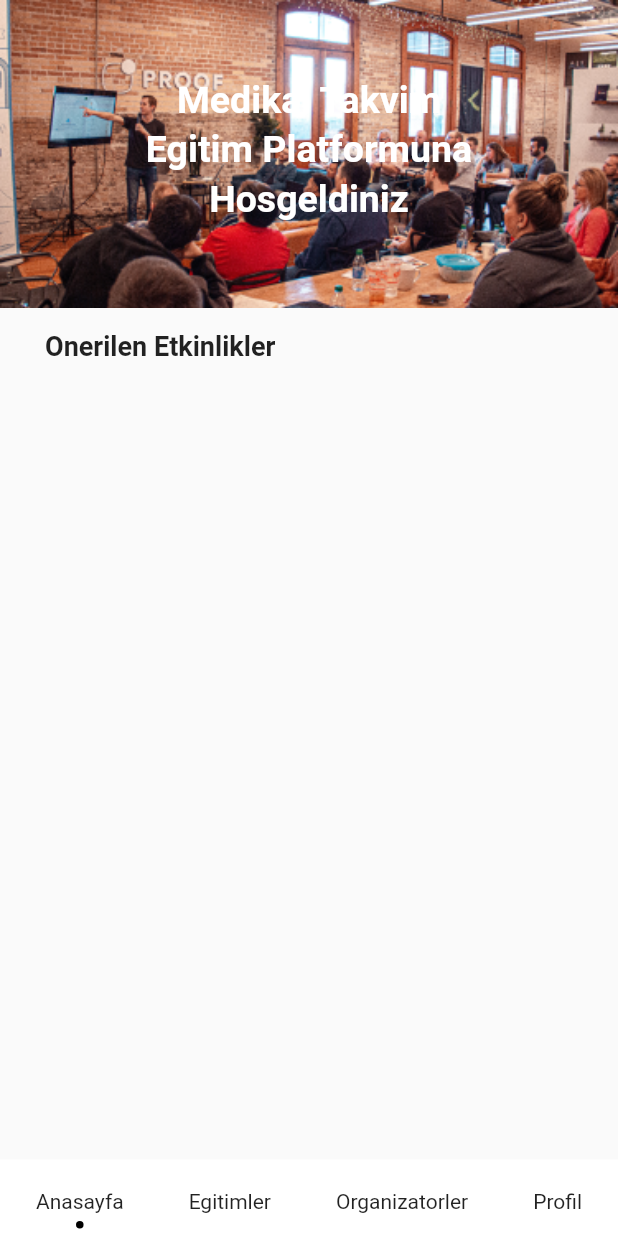
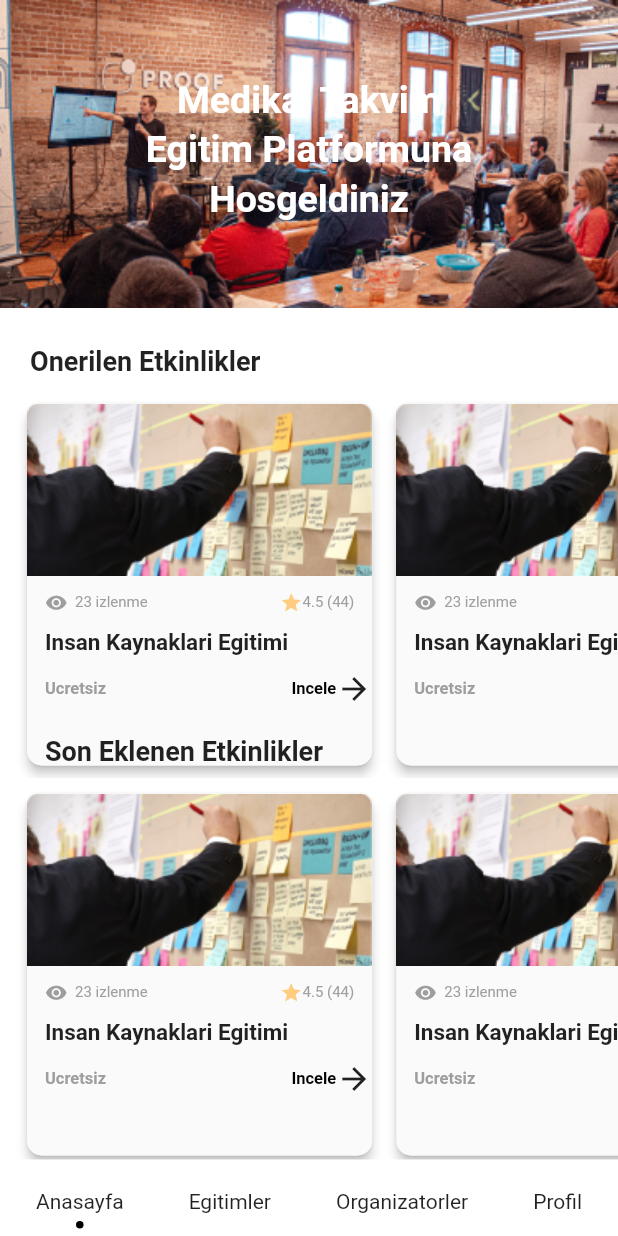
Before and after one commit to burahankrmz/login_register_home, a Flutter app: the Home screen opened directly, on a phone screen of 412 x 824 dp. Run offline on Flutter 3.47's test engine with Material 2 defaults, Android fonts, the phone set to English and light mode, and no system bars; drawn by our look-alikes of dot_navigation_bar.

Commit message:
completed homepage ui

```diff
--- /dev/null
+++ b/medicalcase/lib/core/components/lessoncard.dart
@@ -0,0 +1,122 @@
+import 'package:flutter/material.dart';
+
+class LessonCard extends StatelessWidget {
+  const LessonCard({Key? key}) : super(key: key);
+
+  @override
+  Widget build(BuildContext context) {
+    var width = MediaQuery.of(context).size.width;
+    var height = MediaQuery.of(context).size.height;
+
+    return Padding(
+      padding: const EdgeInsets.all(8.0),
+      child: Material(
+        borderRadius: BorderRadius.circular(10.0),
+        elevation: 3.0,
+        child: Padding(
+          padding: const EdgeInsets.symmetric(vertical: 0),
+          child: Container(
+            decoration: BoxDecoration(
+              //color: yellowColor,
+              borderRadius: BorderRadius.circular(10.0),
+            ),
+            width: width / 1.79,
+            //height: 100.0,
+            child: Column(
+              crossAxisAlignment: CrossAxisAlignment.start,
+              children: [
+                Image.asset(
+                  'assets/images/cardpicture.png',
+                  fit: BoxFit.cover,
+                ),
+                Row(
+                  mainAxisAlignment: MainAxisAlignment.spaceBetween,
+                  children: [
+                    Padding(
+                      padding: const EdgeInsets.only(top: 10.0, left: 12.0),
+                      child: Row(
+                        children: const [
+                          Icon(
+                            Icons.remove_red_eye_rounded,
+                            color: Colors.grey,
+                            size: 15.0,
+                          ),
+                          SizedBox(
+                            width: 5.0,
+                          ),
+                          Text(
+                            '23 izlenme',
+                            style:
+                                TextStyle(fontSize: 10.0, color: Colors.grey),
+                          ),
+                        ],
+                      ),
+                    ),
+                    Padding(
+                      padding: const EdgeInsets.only(top: 10.0, right: 12.0),
+                      child: Row(
+                        children: [
+                          Icon(
+                            Icons.star,
+                            color: Colors.orange.shade200,
+                            size: 15.0,
+                          ),
+                          const Text(
+                            '4.5 (44)',
+                            style:
+                                TextStyle(fontSize: 10.0, color: Colors.grey),
+                          ),
+                        ],
+                      ),
+                    ),
+                  ],
+                ),
+                const Padding(
+                  padding: EdgeInsets.only(top: 10.0, left: 12.0),
+                  child: Text(
+                    'Insan Kaynaklari Egitimi',
+                    style:
+                        TextStyle(fontWeight: FontWeight.bold, fontSize: 15.0),
+                  ),
+                ),
+                Row(
+                  mainAxisAlignment: MainAxisAlignment.spaceBetween,
+                  children: [
+                    const Padding(
+                      padding: EdgeInsets.only(top: 10.0, left: 12.0),
+                      child: Text(
+                        'Ucretsiz',
+                        style: TextStyle(
+                            fontWeight: FontWeight.bold,
+                            fontSize: 11.0,
+                            color: Colors.grey),
+                      ),
+                    ),
+                    GestureDetector(
+                      onTap: () {},
+                      child: Padding(
+                        padding: const EdgeInsets.only(top: 10.0, left: 12.0),
+                        child: Row(
+                          children: const [
+                            Text(
+                              'Incele',
+                              style: TextStyle(
+                                  fontWeight: FontWeight.bold,
+                                  fontSize: 11.0,
+                                  color: Colors.black),
+                            ),
+                            Icon(Icons.arrow_forward)
+                          ],
+                        ),
+                      ),
+                    )
+                  ],
+                )
+              ],
+            ),
+          ),
+        ),
+      ),
+    );
+  }
+}
--- a/medicalcase/lib/main.dart
+++ b/medicalcase/lib/main.dart
@@ -1,6 +1,7 @@
 import 'package:flutter/material.dart';
 import 'package:medicalcase/view/authenticate/login/login.dart';
-import 'package:medicalcase/view/authenticate/register/register.dart';
+
+import 'view/homepage/homepageforusers.dart';
 
 void main() => runApp(MyApp());
 
@@ -13,7 +14,7 @@ class MyApp extends StatelessWidget {
       title: 'Material App',
       debugShowCheckedModeBanner: false,
       home: Scaffold(
-        body: LoginPage(),
+        body: Home(),
       ),
     );
   }
--- a/medicalcase/lib/view/authenticate/login/login.dart
+++ b/medicalcase/lib/view/authenticate/login/login.dart
@@ -68,10 +68,8 @@ class _LoginPageState extends State<LoginPage> {
                           ),
                         ),
                         onPressed: () {
-                          Navigator.push(
-                              context,
-                              MaterialPageRoute(
-                                  builder: (context) => Home()));
+                          Navigator.push(context,
+                              MaterialPageRoute(builder: (context) => Home()));
                         },
                         child: const Text(
                           'Giriş Yap',
@@ -95,6 +93,8 @@ class _LoginPageState extends State<LoginPage> {
                         left: 8.0,
                         top: 140.0,
                       ),
+                      child: Positioned(
+                        bottom: 10.0,
                         child: Row(
                           children: [
                             const Text(
@@ -121,6 +121,7 @@ class _LoginPageState extends State<LoginPage> {
                             ),
                           ],
                         ),
+                      ),
                     )
                   ],
                 ),
--- a/medicalcase/lib/view/authenticate/register/register.dart
+++ b/medicalcase/lib/view/authenticate/register/register.dart
@@ -156,7 +156,9 @@ class _RegisterPageState extends State<RegisterPage> {
                       minWidth: MediaQuery.of(context).size.width,
                       height: MediaQuery.of(context).size.height / 14,
                     ),
-                    Row(
+                    Positioned(
+                      bottom: 10.0,
+                      child: Row(
                         children: [
                           const Text(
                             'Zaten üye misiniz?',
@@ -182,6 +184,7 @@ class _RegisterPageState extends State<RegisterPage> {
                           ),
                         ],
                       ),
+                    ),
                   ],
                 ),
               ),
--- a/medicalcase/lib/view/homepage/homepageforusers.dart
+++ b/medicalcase/lib/view/homepage/homepageforusers.dart
@@ -2,6 +2,7 @@ import 'package:dot_navigation_bar/dot_navigation_bar.dart';
 import 'package:flutter/cupertino.dart';
 import 'package:flutter/material.dart';
 import 'package:flutter/painting.dart';
+import 'package:medicalcase/core/components/lessoncard.dart';
 
 class Home extends StatefulWidget {
   const Home({Key? key}) : super(key: key);
@@ -24,7 +25,15 @@ class _HomeState extends State<Home> {
     return SafeArea(
       child: Scaffold(
         extendBody: true,
-        body: Stack(
+        body: SingleChildScrollView(
+          child: Padding(
+            padding: const EdgeInsets.only(bottom: 50.0),
+            child: Container(
+              color: Colors.white,
+              height: MediaQuery.of(context).size.height + 50,
+              width: MediaQuery.of(context).size.width,
+              //color: Colors.black,
+              child: Stack(
                 children: [
                   Positioned(
                     top: 0.0,
@@ -40,9 +49,9 @@ class _HomeState extends State<Home> {
                     right: 0.0,
                     left: 0.0,
                     child: Column(
-                children: [
+                      children: const [
                         Padding(
-                    padding: const EdgeInsets.symmetric(vertical: 2.0),
+                          padding: EdgeInsets.symmetric(vertical: 2.0),
                           child: Text(
                             'Medikal Takvim',
                             style: TextStyle(
@@ -52,7 +61,7 @@ class _HomeState extends State<Home> {
                           ),
                         ),
                         Padding(
-                    padding: const EdgeInsets.symmetric(vertical: 2.0),
+                          padding: EdgeInsets.symmetric(vertical: 2.0),
                           child: Text(
                             'Egitim Platformuna',
                             style: TextStyle(
@@ -62,7 +71,7 @@ class _HomeState extends State<Home> {
                           ),
                         ),
                         Padding(
-                    padding: const EdgeInsets.symmetric(vertical: 2.0),
+                          padding: EdgeInsets.symmetric(vertical: 2.0),
                           child: Text(
                             'Hosgeldiniz',
                             style: TextStyle(
@@ -76,13 +85,68 @@ class _HomeState extends State<Home> {
                   ),
                   Positioned(
                     top: 220.0,
-              left: 30.0,
+                    left: 10.0,
+                    child: Column(
+                      crossAxisAlignment: CrossAxisAlignment.start,
+                      children: [
+                        const Padding(
+                          padding: EdgeInsets.symmetric(
+                              horizontal: 10.0, vertical: 10.0),
                           child: Text(
                             'Onerilen Etkinlikler',
-                style: TextStyle(fontSize: 18.0, fontWeight: FontWeight.bold),
+                            style: TextStyle(
+                                fontSize: 18.0, fontWeight: FontWeight.bold),
+                          ),
+                        ),
+                        SizedBox(
+                          width: MediaQuery.of(context).size.width,
+                          height: MediaQuery.of(context).size.height / 3.2,
+                          //color: Colors.black,
+                          child: ListView.builder(
+                            itemBuilder: (context, index) {
+                              return const LessonCard();
+                            },
+                            itemCount: 5,
+                            scrollDirection: Axis.horizontal,
                           ),
                         ),
                       ],
+                    ),
+                  ),
+                  Positioned(
+                    top: 480.0,
+                    left: 10.0,
+                    child: Column(
+                      crossAxisAlignment: CrossAxisAlignment.start,
+                      children: [
+                        const Padding(
+                          padding: EdgeInsets.symmetric(
+                              horizontal: 20.0, vertical: 10.0),
+                          child: Text(
+                            'Son Eklenen Etkinlikler',
+                            style: TextStyle(
+                                fontSize: 18.0, fontWeight: FontWeight.bold),
+                          ),
+                        ),
+                        SizedBox(
+                          width: MediaQuery.of(context).size.width,
+                          height: MediaQuery.of(context).size.height / 3.2,
+                          //color: Colors.black,
+                          child: ListView.builder(
+                            itemBuilder: (context, index) {
+                              return const LessonCard();
+                            },
+                            itemCount: 5,
+                            scrollDirection: Axis.horizontal,
+                          ),
+                        ),
+                      ],
+                    ),
+                  ),
+                ],
+              ),
+            ),
+          ),
         ),
         bottomNavigationBar: DotNavigationBar(
           //backgroundColor: Colors.orange,
@@ -92,7 +156,7 @@ class _HomeState extends State<Home> {
           marginR: EdgeInsets.all(0),
           borderRadius: 0.0,
           //paddingR: EdgeInsets.all(0),
-          //enableFloatingNavBar: false,
+          enableFloatingNavBar: true,
           onTap: _handleIndexChanged,
           items: [
             /// Home
```
Also changed, not shown: medicalcase/assets/images/cardpicture.png (added). Lines whose indentation alone changed are shown as unchanged.
